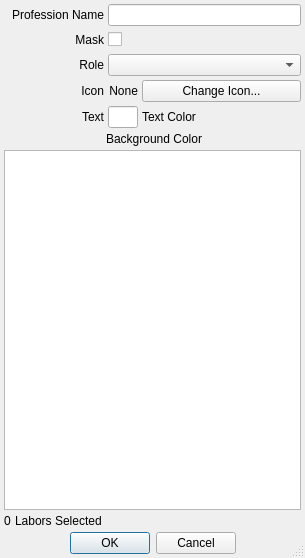
Before: the Qt Designer form src/customprofession.ui in Dwarf-Therapist/Dwarf-Therapist, drawn with Qt 5.
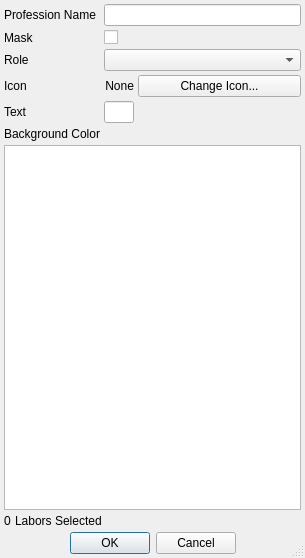
After: the same form once the commit is applied. Icons and pictures are not drawn.

Commit message:
Changed custom colors widget
Also reworked some uis to use more form layouts.

Patch:
```diff
--- a/src/customprofession.ui
+++ b/src/customprofession.ui
@@ -37,53 +37,22 @@
     <number>4</number>
    </property>
    <item>
-    <layout class="QHBoxLayout" name="horizontalLayout" stretch="1,2">
-     <item>
+    <layout class="QFormLayout" name="formLayout">
+     <item row="0" column="0">
       <widget class="QLabel" name="label">
-       <property name="minimumSize">
-        <size>
-         <width>100</width>
-         <height>0</height>
-        </size>
-       </property>
-       <property name="maximumSize">
-        <size>
-         <width>100</width>
-         <height>16777215</height>
-        </size>
-       </property>
        <property name="text">
         <string>Profession Name</string>
        </property>
-       <property name="alignment">
-        <set>Qt::AlignRight|Qt::AlignTrailing|Qt::AlignVCenter</set>
-       </property>
        <property name="buddy">
         <cstring>name_edit</cstring>
        </property>
       </widget>
      </item>
-     <item>
+     <item row="0" column="1">
       <widget class="QLineEdit" name="name_edit"/>
      </item>
-    </layout>
-   </item>
-   <item>
-    <layout class="QHBoxLayout" name="hlayout_mask">
-     <item>
+     <item row="1" column="0">
       <widget class="QLabel" name="lbl_mask">
-       <property name="minimumSize">
-        <size>
-         <width>100</width>
-         <height>20</height>
-        </size>
-       </property>
-       <property name="maximumSize">
-        <size>
-         <width>100</width>
-         <height>16777215</height>
-        </size>
-       </property>
        <property name="toolTip">
         <string>When applied as a mask other labors are not disabled.</string>
        </property>
@@ -96,12 +65,9 @@
        <property name="text">
         <string>Mask</string>
        </property>
-       <property name="alignment">
-        <set>Qt::AlignRight|Qt::AlignTrailing|Qt::AlignVCenter</set>
-       </property>
       </widget>
      </item>
-     <item>
+     <item row="1" column="1">
       <widget class="QCheckBox" name="chk_mask">
        <property name="minimumSize">
         <size>
@@ -132,24 +98,8 @@
        </property>
       </widget>
      </item>
-    </layout>
-   </item>
-   <item>
-    <layout class="QHBoxLayout" name="h_layout_roles">
-     <item>
+     <item row="2" column="0">
       <widget class="QLabel" name="lbl_roles">
-       <property name="minimumSize">
-        <size>
-         <width>100</width>
-         <height>0</height>
-        </size>
-       </property>
-       <property name="maximumSize">
-        <size>
-         <width>100</width>
-         <height>16777215</height>
-        </size>
-       </property>
        <property name="toolTip">
         <string>Choosing a role allows you to sort the column based on the selected role ratings.</string>
        </property>
@@ -162,12 +112,9 @@
        <property name="text">
         <string>Role</string>
        </property>
-       <property name="alignment">
-        <set>Qt::AlignRight|Qt::AlignTrailing|Qt::AlignVCenter</set>
-       </property>
       </widget>
      </item>
-     <item>
+     <item row="2" column="1">
       <widget class="QComboBox" name="cb_roles">
        <property name="minimumSize">
         <size>
@@ -186,32 +133,15 @@
        </property>
       </widget>
      </item>
-    </layout>
-   </item>
-   <item>
-    <layout class="QHBoxLayout" name="hLayoutIcon">
-     <item>
+     <item row="3" column="0">
       <widget class="QLabel" name="lbl_icon_title">
-       <property name="minimumSize">
-        <size>
-         <width>100</width>
-         <height>0</height>
-        </size>
-       </property>
-       <property name="maximumSize">
-        <size>
-         <width>100</width>
-         <height>16777215</height>
-        </size>
-       </property>
        <property name="text">
         <string>Icon</string>
        </property>
-       <property name="alignment">
-        <set>Qt::AlignRight|Qt::AlignTrailing|Qt::AlignVCenter</set>
-       </property>
       </widget>
      </item>
+     <item row="3" column="1">
+      <layout class="QHBoxLayout" name="hLayoutIcon">
      <item>
       <widget class="QLabel" name="lbl_icon">
        <property name="minimumSize">
@@ -243,22 +173,8 @@
      </item>
     </layout>
    </item>
-   <item>
-    <layout class="QHBoxLayout" name="hLayoutText">
-     <item>
+     <item row="4" column="0">
       <widget class="QLabel" name="lbl_prefix">
-       <property name="minimumSize">
-        <size>
-         <width>100</width>
-         <height>0</height>
-        </size>
-       </property>
-       <property name="maximumSize">
-        <size>
-         <width>100</width>
-         <height>16777215</height>
-        </size>
-       </property>
        <property name="toolTip">
         <string>These characters will be drawn over the icon in the grid.</string>
        </property>
@@ -271,11 +187,10 @@
        <property name="text">
         <string>Text</string>
        </property>
-       <property name="alignment">
-        <set>Qt::AlignRight|Qt::AlignTrailing|Qt::AlignVCenter</set>
-       </property>
       </widget>
      </item>
+     <item row="4" column="1">
+      <layout class="QHBoxLayout" name="h_text_layout">
      <item>
       <widget class="QLineEdit" name="le_prefix">
        <property name="maximumSize">
@@ -298,40 +213,13 @@
        </property>
       </widget>
      </item>
-     <item>
-      <widget class="QLabel" name="lbl_txt_color">
-       <property name="text">
-        <string>Text Color</string>
-       </property>
-      </widget>
-     </item>
-    </layout>
-   </item>
-   <item>
-    <layout class="QHBoxLayout" name="hlayout_bg_color">
-     <property name="sizeConstraint">
-      <enum>QLayout::SetFixedSize</enum>
-     </property>
-     <item>
+      </layout>
+     </item>
+     <item row="5" column="0">
       <widget class="QLabel" name="lbl_bg">
-       <property name="minimumSize">
-        <size>
-         <width>100</width>
-         <height>0</height>
-        </size>
-       </property>
-       <property name="maximumSize">
-        <size>
-         <width>100</width>
-         <height>16777215</height>
-        </size>
-       </property>
        <property name="text">
         <string>Background Color</string>
        </property>
-       <property name="alignment">
-        <set>Qt::AlignRight|Qt::AlignTrailing|Qt::AlignVCenter</set>
-       </property>
       </widget>
      </item>
     </layout>
```
Left out of the diff: 1 changed line with no effect on the pictures. Lines whose indentation alone changed are shown as unchanged. The commit also changes 17 other files.
